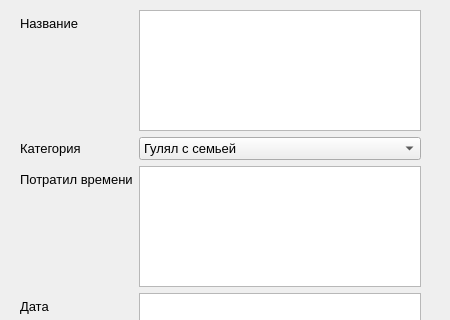
Before: the Qt Designer form design/edit_event.ui in yurii-bel/project_2021, drawn with Qt 5; both pictures show x 0 to 450 and y 0 to 320 of the 450 by 635 pixel window.
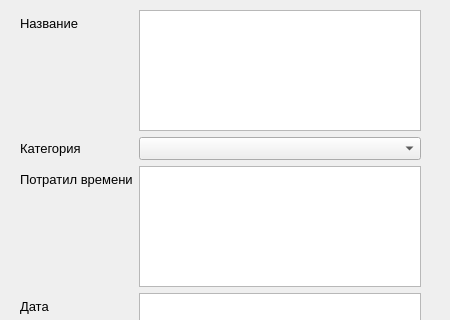
After: the same form once the commit is applied.

Commit message: maked empty categories in design\edit_event.ui

Patch:
```diff
--- a/design/edit_event.ui
+++ b/design/edit_event.ui
@@ -60,16 +60,6 @@
         <pointsize>10</pointsize>
        </font>
       </property>
-      <item>
-       <property name="text">
-        <string>Гулял с семьей</string>
-       </property>
-      </item>
-      <item>
-       <property name="text">
-        <string>Ходил в магазин</string>
-       </property>
-      </item>
      </widget>
     </item>
     <item row="2" column="0">
```
The commit also changes 1 other file.
